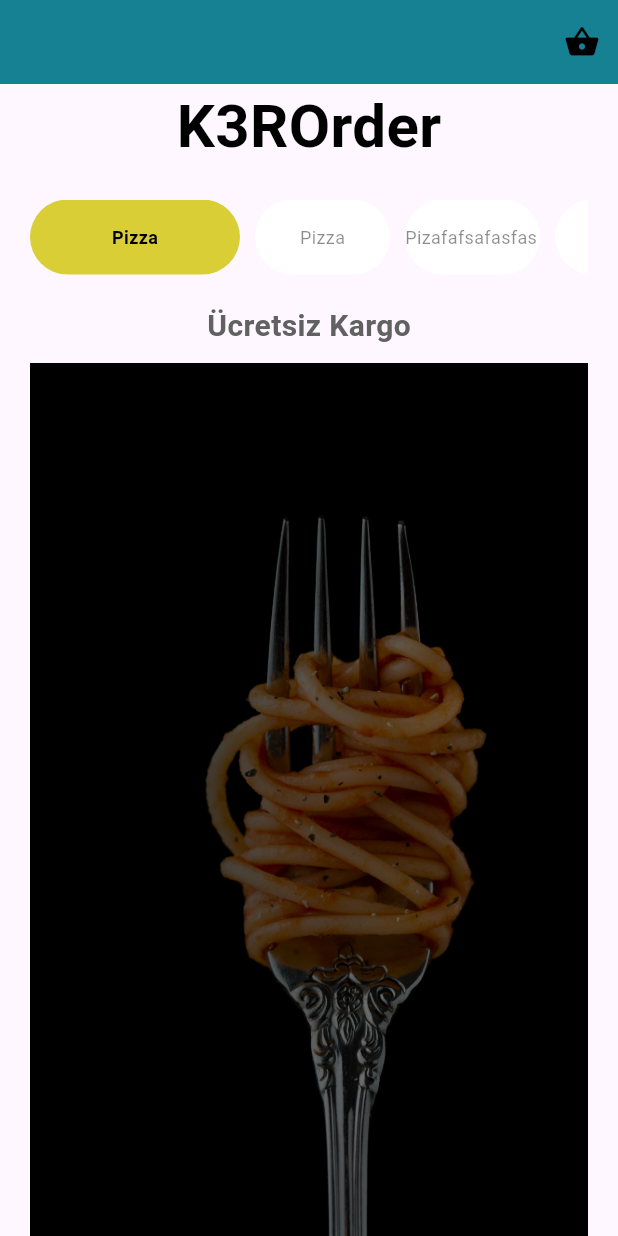
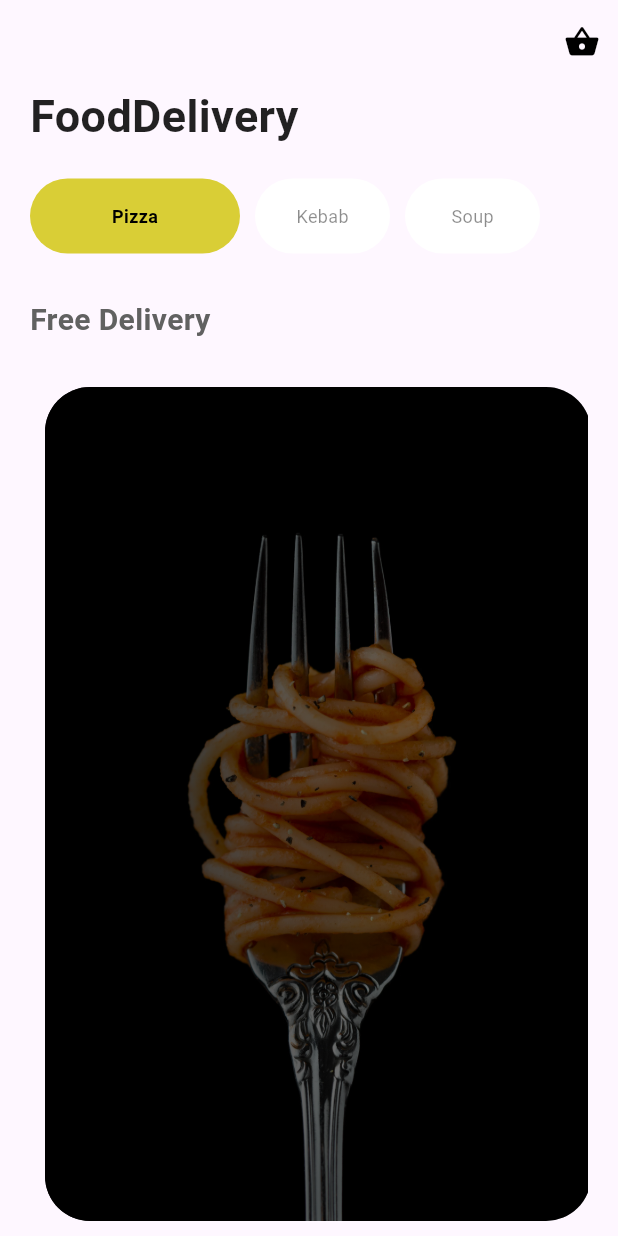
Before and after one commit to kadiirhocaoglu/InternHST, a Flutter app: the screen it shows after launch, on a phone screen of 412 x 824 dp. Run offline on Flutter 3.47's test engine with Material 3 defaults, Android fonts, the phone set to English and light mode, and no system bars; our stand-ins replace animated_text_kit.

Commit message:
padding fix

```diff
--- a/basic_food_app/lib/feature/home_page.dart
+++ b/basic_food_app/lib/feature/home_page.dart
@@ -13,65 +13,86 @@
   Widget build(BuildContext context) {
     return Scaffold(
         appBar: AppBar(
-        backgroundColor: Color.fromARGB(255, 22, 129, 146),
+          backgroundColor: Color.fromARGB(1, 253, 247, 254),
           leading: Icon(null),
           elevation: 0,
           systemOverlayStyle: SystemUiOverlayStyle.light,
           actions: [
             IconButton(
-            onPressed: (){},
-          icon: Icon(Icons.shopping_basket, color: Colors.black,),)
+              onPressed: () {},
+              icon: Icon(
+                Icons.shopping_basket,
+                color: Colors.black,
+              ),
+            )
           ],
         ),
         body: SafeArea(
           child: Column(
+            crossAxisAlignment: CrossAxisAlignment.start,
             children: <Widget>[
-            Padding(padding: EdgeInsets.symmetric(horizontal: 20.0),
+              Padding(
+                padding: EdgeInsets.symmetric(horizontal: 20.0),
                 child: Column(
+                  crossAxisAlignment: CrossAxisAlignment.start,
                   children: [
-                Text("K3ROrder", style: TextStyle(color: Colors.black, fontSize: 40, fontWeight:  FontWeight.bold),),
-                SizedBox(height: 20,),
+                    Text(
+                      "FoodDelivery",
+                      style: TextStyle(
+                          color: Colors.black87,
+                          fontSize: 30,
+                          fontWeight: FontWeight.bold),
+                    ),
+                    SizedBox(
+                      height: 20,
+                    ),
                     Container(
                       height: 50,
                       child: ListView(
                         scrollDirection: Axis.horizontal,
                         children: [
-                      makeCategory(true , "Pizza"),
-                      makeCategory(false , "Pizza"),
-                      makeCategory(false , "Pizafafsafasfasfsza"),
-                      makeCategory(false , "Pizza"),
-                      makeCategory(false , "Pizza")
-
+                          makeCategory(true, "Pizza"),
+                          makeCategory(false, "Kebab"),
+                          makeCategory(false, "Soup")
                         ],
                       ),
                     ),
-                SizedBox(height: 10,)
+                    SizedBox(
+                      height: 10,
+                    )
                   ],
                 ),
               ),
               Padding(
-              padding: EdgeInsets.symmetric(vertical: 10.0),
-              child: Text("Ücretsiz Kargo", style: TextStyle(color: Colors.grey[700], fontSize: 20, fontWeight: FontWeight.bold),),),
-            Expanded(child:
-              Padding(padding: EdgeInsets.symmetric(horizontal: 20.0),
+                padding: EdgeInsets.all(20.0),
+                child: Text(
+                  "Free Delivery",
+                  style: TextStyle(
+                      color: Colors.grey[700],
+                      fontSize: 20,
+                      fontWeight: FontWeight.bold),
+                ),
+              ),
+              Expanded(
+                  child: Padding(
+                padding: EdgeInsets.symmetric(horizontal: 20.0),
                 child: ListView(
                   scrollDirection: Axis.horizontal,
                   children: <Widget>[
-                  makeItem(image: "assets/bg_two.png")
+                    makeItem(image: "assets/bg_two.png"),
+                    makeItem(image: "assets/bg_three.png")
                   ],
                 ),
-
-              )
-            )
+              ))
             ],
           ),
-      )
-    );
+        ));
   }
 }
 
 Widget makeCategory(bool isActive, String title) {
-  return AspectRatio(aspectRatio: isActive ? 3 : 2.0 / 1,
+  return AspectRatio(
+      aspectRatio: isActive ? 3 : 2.0 / 1,
       child: Container(
         alignment: Alignment.center,
         width: 50,
@@ -80,27 +101,36 @@
           color: isActive ? Color.fromARGB(255, 217, 206, 54) : Colors.white,
           borderRadius: BorderRadius.circular(50.0),
         ),
-
-    child: Text(title, style: TextStyle(color: isActive ? Colors.black : Colors.black45, fontSize: 12, fontWeight: isActive ?  FontWeight.bold: FontWeight.w100), maxLines: 1,
+        child: Text(
+          title,
+          style: TextStyle(
+              color: isActive ? Colors.black : Colors.black45,
+              fontSize: 12,
+              fontWeight: isActive ? FontWeight.bold : FontWeight.w100),
+          maxLines: 1,
         ),
-    )
-  );
+      ));
 }
 
-Widget makeItem({image}){
-  return AspectRatio(aspectRatio: 1 / 1.4,
+Widget makeItem({image}) {
+  return AspectRatio(
+    aspectRatio: 1 / 1.5,
     child: GestureDetector(
       child: Container(
+        padding: EdgeInsets.all(10),
+        child: Container(
             decoration: BoxDecoration(
-        image: DecorationImage(image: AssetImage(image), fit: BoxFit.cover),
-      ),
+                image: DecorationImage(
+                    image: AssetImage(image), fit: BoxFit.cover),
+                borderRadius: BorderRadius.circular(30.0)),
             child: Container(
               decoration: BoxDecoration(
                   gradient: LinearGradient(colors: [
                     Colors.black.withOpacity(0.9),
                     Colors.black.withOpacity(0.3)
-        ])
-      ),),
+                  ]),
+                  borderRadius: BorderRadius.circular(30.0)),
+            )),
       ),
     ),
   );
--- /dev/null
+++ b/full_news_app/lib/feature/home/home_page.dart
@@ -0,0 +1,15 @@
+import 'package:flutter/material.dart';
+
+class HomePage extends StatefulWidget {
+  const HomePage({super.key});
+
+  @override
+  State<HomePage> createState() => _HomePageState();
+}
+
+class _HomePageState extends State<HomePage> {
+  @override
+  Widget build(BuildContext context) {
+    return Scaffold();
+  }
+}
```
Also changed, not shown: full_news_app/analysis_options.yaml (added, +24 -0 lines), full_news_app/lib/main.dart (added, +8 -0 lines), full_news_app/lib/product/constants/string_constants.dart (added, +10 -0 lines), full_news_app/lib/product/enums/image_constants.dart (added, +12 -0 lines), full_news_app/lib/product/enums/padding_constants.dart (added, +9 -0 lines), full_news_app/pubspec.yaml (added, +91 -0 lines), full_news_app/pubspec.lock (added), 124 other files. Lines whose indentation alone changed are shown as unchanged.
